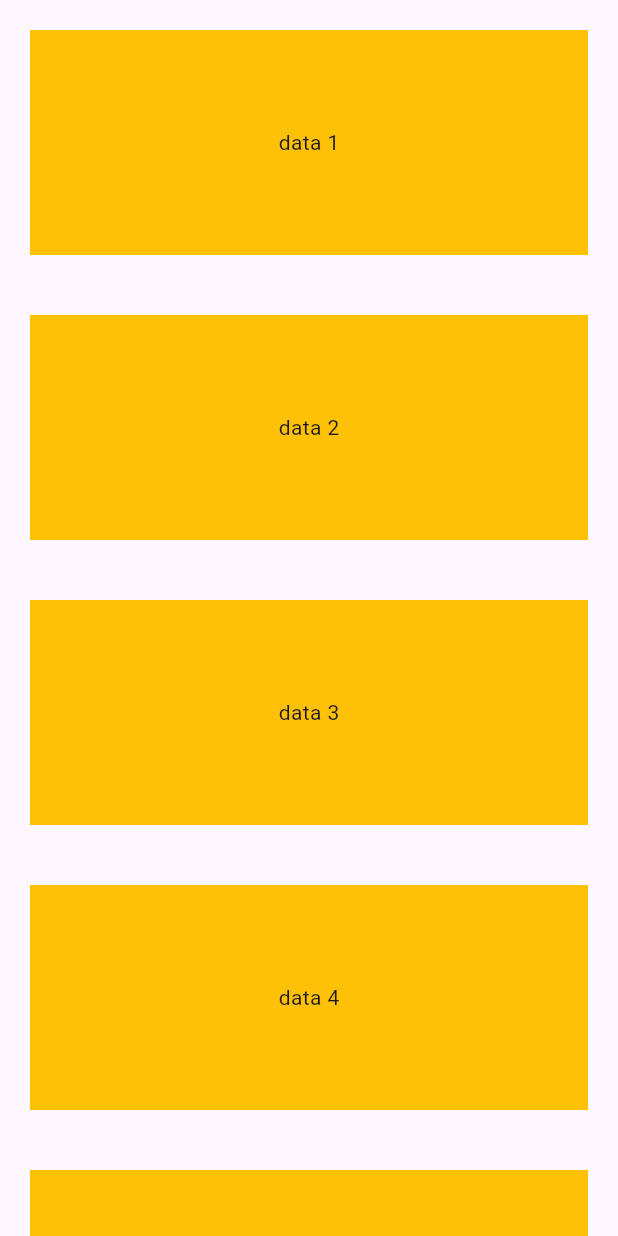
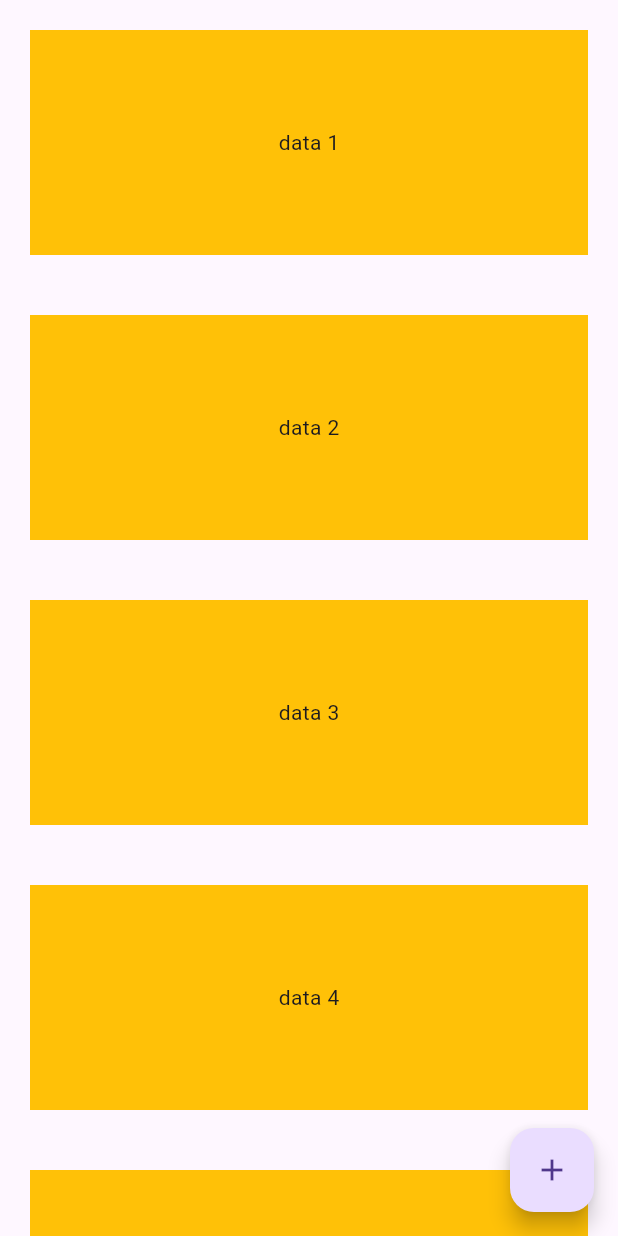
Before and after one commit to ponomarenko24/task8, a Flutter app: the screen it shows after launch, on a phone screen of 412 x 824 dp. Run offline on Flutter 3.47's test engine with Material 3 defaults, Android fonts, the phone set to English and light mode, and no system bars.

Commit message:
Added Floating button

```diff
--- a/lib/main.dart
+++ b/lib/main.dart
@@ -4,7 +4,7 @@ void main() {
   runApp(const MainApp());
 }
 
-List<int> items = [1,2,3,4,5,6,7,8,9,10];
+List<int> items = [1, 2, 3, 4, 5, 6, 7, 8, 9, 10];
 
 class MainApp extends StatelessWidget {
   const MainApp({super.key});
@@ -24,7 +24,14 @@ class MainApp extends StatelessWidget {
                 color: Colors.amber,
                 child: Center(child: Text("data ${items[index]}")),
               );
-              },),
+            },
+          ),
+        ),
+        floatingActionButton: FloatingActionButton(
+          onPressed: () {
+            items.add(100);
+          },
+          child: Icon(Icons.add),
         ),
       ),
     );
```
